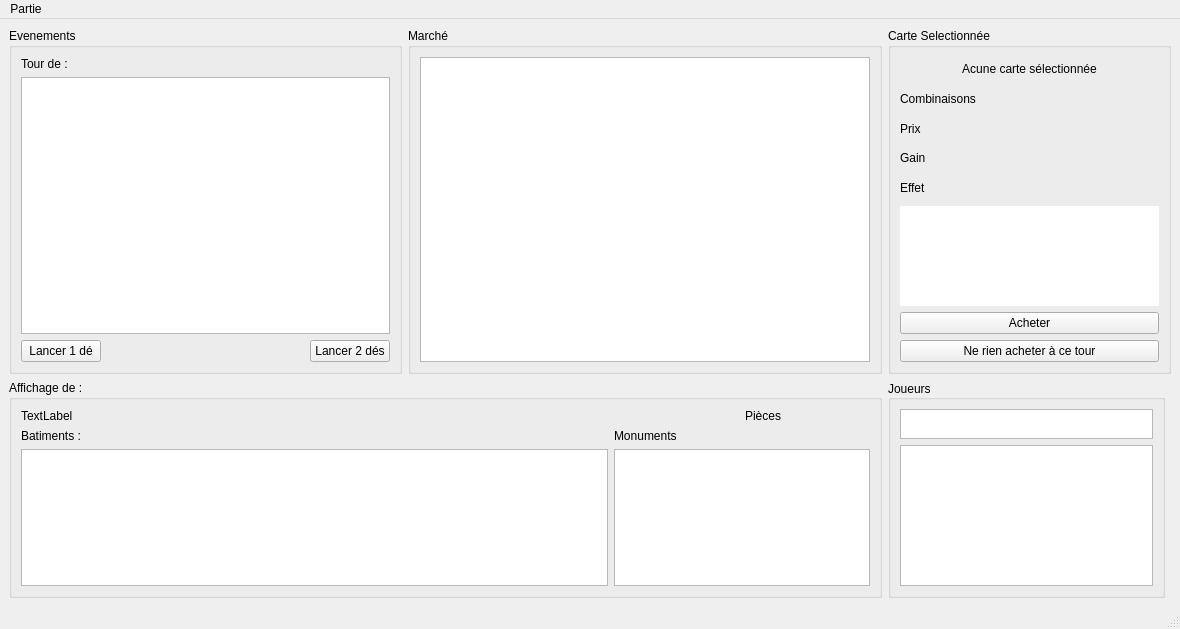
Qt form gui/src/windowjeu.ui (LLrnz/Machi-Koro-Boardgame-Adaptation) before a commit.
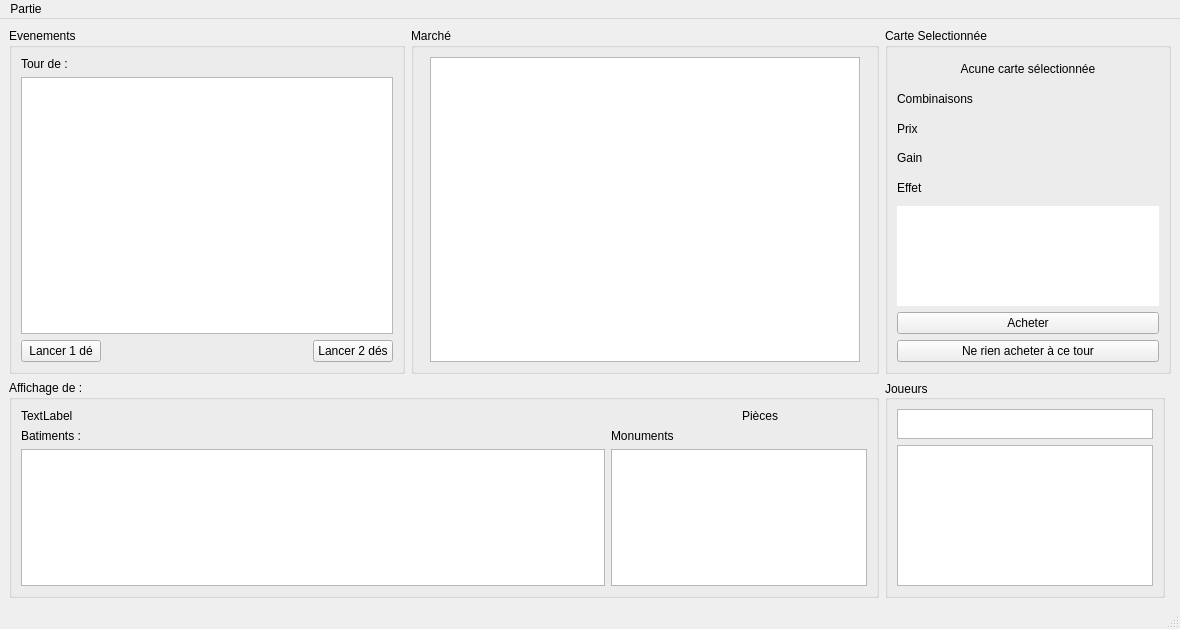
The same form after that commit.

Commit message: correction affichage console

```diff
--- a/gui/src/windowjeu.ui
+++ b/gui/src/windowjeu.ui
@@ -90,13 +90,13 @@
           <widget class="QListWidget" name="listMarche">
            <property name="minimumSize">
             <size>
-             <width>450</width>
+             <width>430</width>
              <height>305</height>
             </size>
            </property>
            <property name="maximumSize">
             <size>
-             <width>420</width>
+             <width>430</width>
              <height>16777215</height>
             </size>
            </property>
```
The commit also changes 1 other file.
